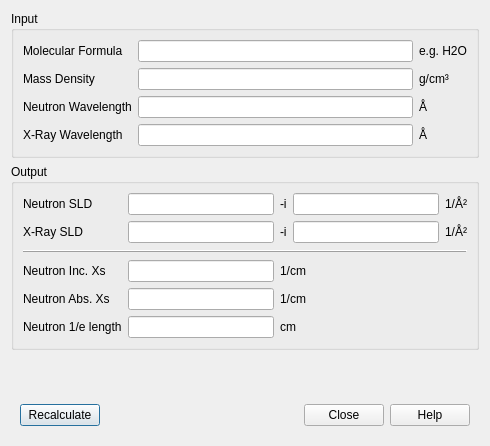
First picture: the form in src/sas/qtgui/Calculators/UI/SldPanel.ui, repository SasView/sasview, before the edit.
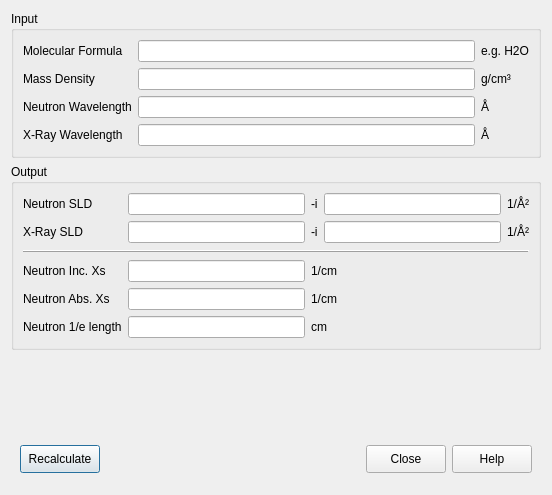
Second picture: the form after the edit. Icons and pictures are not drawn.

Commit message: Set min width on squishable elements

What changed in the file:
```diff
--- a/src/sas/qtgui/Calculators/UI/SldPanel.ui
+++ b/src/sas/qtgui/Calculators/UI/SldPanel.ui
@@ -6,8 +6,8 @@
    <rect>
     <x>0</x>
     <y>0</y>
-    <width>490</width>
-    <height>446</height>
+    <width>552</width>
+    <height>495</height>
    </rect>
   </property>
   <property name="sizePolicy">
@@ -308,10 +308,16 @@
    </item>
    <item row="4" column="0">
     <widget class="QWidget" name="widget" native="true">
+     <property name="sizePolicy">
+      <sizepolicy hsizetype="Preferred" vsizetype="Fixed">
+       <horstretch>0</horstretch>
+       <verstretch>0</verstretch>
+      </sizepolicy>
+     </property>
      <property name="minimumSize">
       <size>
        <width>466</width>
-       <height>32</height>
+       <height>50</height>
       </size>
      </property>
      <layout class="QGridLayout" name="gridLayout">
@@ -320,6 +326,12 @@
         <property name="enabled">
          <bool>true</bool>
         </property>
+        <property name="minimumSize">
+         <size>
+          <width>0</width>
+          <height>28</height>
+         </size>
+        </property>
         <property name="text">
          <string>Recalculate</string>
         </property>
@@ -340,6 +352,12 @@
       </item>
       <item row="0" column="2">
        <widget class="QPushButton" name="closeButton">
+        <property name="minimumSize">
+         <size>
+          <width>0</width>
+          <height>28</height>
+         </size>
+        </property>
         <property name="text">
          <string>Close</string>
         </property>
@@ -347,6 +365,12 @@
       </item>
       <item row="0" column="3">
        <widget class="QPushButton" name="helpButton">
+        <property name="minimumSize">
+         <size>
+          <width>0</width>
+          <height>28</height>
+         </size>
+        </property>
         <property name="text">
          <string>Help</string>
         </property>
```
